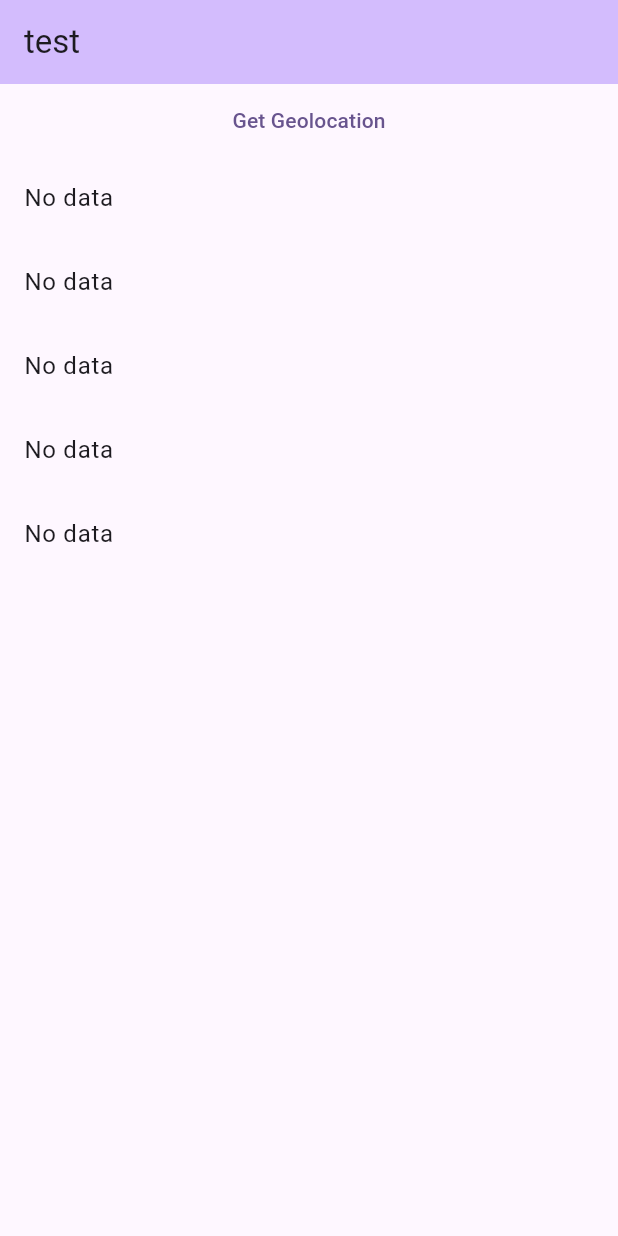
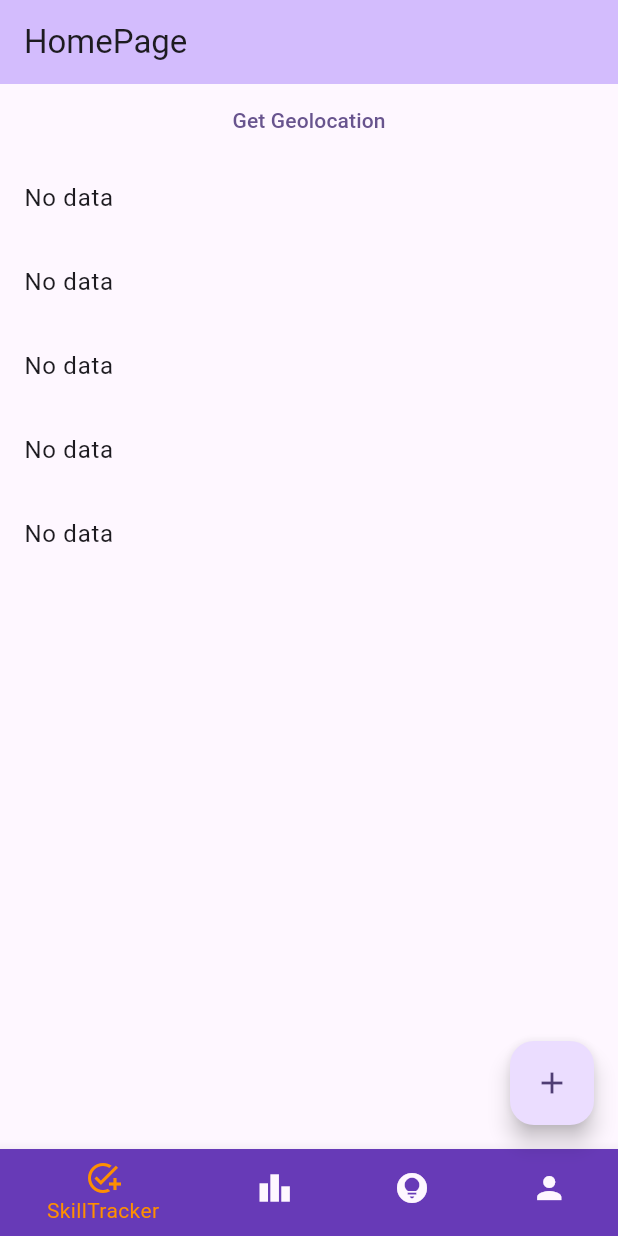
Before and after one commit to unbounded-smarthack/test_app, a Flutter app: the screen it shows after launch, on a phone screen of 412 x 824 dp. Run offline on Flutter 3.47's test engine with Material 2 defaults, Android fonts, the phone set to English and light mode, and no system bars; our stand-ins replace geolocator.

Commit message:
Adding app menu

```diff
--- a/mobileui/lib/main.dart
+++ b/mobileui/lib/main.dart
@@ -1,5 +1,8 @@
 import 'package:flutter/material.dart';
 import 'package:mobileui/pages/tracking.dart';
+import 'package:mobileui/pages/leaderboard.dart';
+import 'package:mobileui/pages/suggestion.dart';
+import 'package:mobileui/pages/profile.dart';
 
 void main() {
   runApp(const MyApp());
@@ -32,7 +35,7 @@ class MyApp extends StatelessWidget {
         colorScheme: ColorScheme.fromSeed(seedColor: Colors.deepPurple),
         useMaterial3: true,
       ),
-      home: TrackingPage(),
+      home: const MyHomePage(title: 'HomePage',),
     );
   }
 }
@@ -56,7 +59,27 @@ class MyHomePage extends StatefulWidget {
 }
 
 class _MyHomePageState extends State<MyHomePage> {
-  int _counter = 0;
+  int _selectedIndex = 0;
+
+  static const TextStyle optionStyle =
+      TextStyle(fontSize: 30, fontWeight: FontWeight.bold);
+
+  static List<Widget> _widgetOptions = <Widget>[
+    TrackingPage(),
+    LeaderboardPage(),
+    SuggestionPage(),
+    ProfilePage(),
+  ];
+
+  void _onItemTapped(int index) {
+    setState(() {
+      _selectedIndex = index;
+    });
+    // Navigator.pushReplacement(
+    //   context,
+    //   MaterialPageRoute(builder: (context) => _widgetOptions[index]),
+    // );
+  }
 
   void _incrementCounter() {
     setState(() {
@@ -65,7 +88,6 @@ class _MyHomePageState extends State<MyHomePage> {
       // so that the display can reflect the updated values. If we changed
       // _counter without calling setState(), then the build method would not be
       // called again, and so nothing would appear to happen.
-      _counter++;
     });
   }
 
@@ -87,34 +109,33 @@ class _MyHomePageState extends State<MyHomePage> {
         // the App.build method, and use it to set our appbar title.
         title: Text(widget.title),
       ),
-      body: Center(
-        // Center is a layout widget. It takes a single child and positions it
-        // in the middle of the parent.
-        child: Column(
-          // Column is also a layout widget. It takes a list of children and
-          // arranges them vertically. By default, it sizes itself to fit its
-          // children horizontally, and tries to be as tall as its parent.
-          //
-          // Column has various properties to control how it sizes itself and
-          // how it positions its children. Here we use mainAxisAlignment to
-          // center the children vertically; the main axis here is the vertical
-          // axis because Columns are vertical (the cross axis would be
-          // horizontal).
-          //
-          // TRY THIS: Invoke "debug painting" (choose the "Toggle Debug Paint"
-          // action in the IDE, or press "p" in the console), to see the
-          // wireframe for each widget.
-          mainAxisAlignment: MainAxisAlignment.center,
-          children: <Widget>[
-            const Text(
-              'You have pushed the button this many times:',
-            ),
-            Text(
-              '$_counter',
-              style: Theme.of(context).textTheme.headlineMedium,
-            ),
-          ],
-        ),
+      body: _widgetOptions.elementAt(_selectedIndex),
+      bottomNavigationBar: BottomNavigationBar(
+        items: const <BottomNavigationBarItem>[
+          BottomNavigationBarItem(
+            icon: Icon(Icons.add_task),
+            label: 'SkillTracker',
+            backgroundColor: Colors.deepPurple
+          ),
+          BottomNavigationBarItem(
+            icon: Icon(Icons.leaderboard),
+            label: 'Leaderboard',
+            backgroundColor: Colors.deepPurple
+          ),
+          BottomNavigationBarItem(
+            icon: Icon(Icons.lightbulb_circle),
+            label: 'Suggestions',
+            backgroundColor: Colors.deepPurple
+          ),
+          BottomNavigationBarItem(
+            icon: Icon(Icons.person),
+            label: 'Profile',
+            backgroundColor: Colors.deepPurple
+          ),
+        ],
+        currentIndex: _selectedIndex,
+        selectedItemColor: Colors.amber[800],
+        onTap: _onItemTapped,
       ),
       floatingActionButton: FloatingActionButton(
         onPressed: _incrementCounter,
--- a/mobileui/lib/pages/tracking.dart
+++ b/mobileui/lib/pages/tracking.dart
@@ -40,17 +40,7 @@ class _TrackingPageState extends State<TrackingPage> {
 
   @override
   Widget build(BuildContext context) {
-    return Scaffold(
-      appBar: AppBar(
-        // TRY THIS: Try changing the color here to a specific color (to
-        // Colors.amber, perhaps?) and trigger a hot reload to see the AppBar
-        // change color while the other colors stay the same.
-        backgroundColor: Theme.of(context).colorScheme.inversePrimary,
-        // Here we take the value from the MyHomePage object that was created by
-        // the App.build method, and use it to set our appbar title.
-        title: const Text("test"),
-      ),
-      body: Center(
+    return Material (
         child: Column(
           children: [
             TextButton(
@@ -68,7 +58,6 @@ class _TrackingPageState extends State<TrackingPage> {
     ),
             ),
           ],
-          )),
-    );
+        ));
   }
 }
```
Also changed, not shown: mobileui/lib/pages/leaderboard.dart (added, +50 -0 lines), mobileui/lib/pages/profile.dart (added, +20 -0 lines), mobileui/lib/pages/suggestion.dart (added, +20 -0 lines), mobileui/lib/services/leaderboardService.dart (added, +38 -0 lines), mobileui/pubspec.lock. Lines whose indentation alone changed are shown as unchanged.
